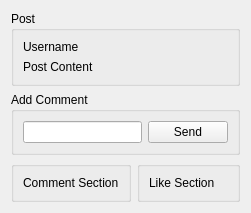
Before: the Qt Designer form Forms/viewpost.ui in Sobrah/Linkedin, drawn with Qt 5.
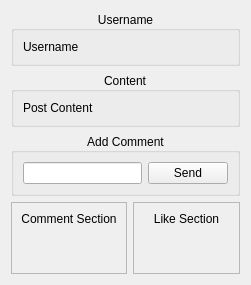
After: the same form once the commit is applied.

```diff
--- a/Forms/viewpost.ui
+++ b/Forms/viewpost.ui
@@ -7,44 +7,105 @@
     <x>0</x>
     <y>0</y>
     <width>251</width>
-    <height>200</height>
+    <height>285</height>
    </rect>
   </property>
   <property name="windowTitle">
    <string>Form</string>
   </property>
   <layout class="QGridLayout" name="gridLayout">
-   <item row="0" column="0" colspan="2">
-    <widget class="QGroupBox" name="postGroup">
-     <property name="title">
-      <string>Post</string>
+   <item row="3" column="0">
+    <widget class="QScrollArea" name="commentArea">
+     <property name="widgetResizable">
+      <bool>true</bool>
      </property>
-     <layout class="QVBoxLayout" name="verticalLayout_2">
-      <item>
-       <widget class="QLabel" name="usernameLabel">
-        <property name="text">
-         <string>Username</string>
-        </property>
-       </widget>
-      </item>
-      <item>
-       <widget class="QLabel" name="postContentLabel">
-        <property name="text">
-         <string>Post Content</string>
-        </property>
-        <property name="wordWrap">
-         <bool>true</bool>
-        </property>
-       </widget>
-      </item>
-     </layout>
+     <widget class="QWidget" name="commentContents">
+      <property name="geometry">
+       <rect>
+        <x>0</x>
+        <y>0</y>
+        <width>113</width>
+        <height>83</height>
+       </rect>
+      </property>
+      <layout class="QVBoxLayout" name="commentSectionLayout">
+       <item>
+        <widget class="QLabel" name="commentSectionLabel">
+         <property name="text">
+          <string>Comment Section</string>
+         </property>
+         <property name="alignment">
+          <set>Qt::AlignCenter</set>
+         </property>
+        </widget>
+       </item>
+       <item>
+        <spacer name="verticalSpacer_4">
+         <property name="orientation">
+          <enum>Qt::Vertical</enum>
+         </property>
+         <property name="sizeHint" stdset="0">
+          <size>
+           <width>20</width>
+           <height>40</height>
+          </size>
+         </property>
+        </spacer>
+       </item>
+      </layout>
+     </widget>
     </widget>
    </item>
-   <item row="1" column="0" colspan="2">
+   <item row="3" column="1">
+    <widget class="QScrollArea" name="likeArea">
+     <property name="widgetResizable">
+      <bool>true</bool>
+     </property>
+     <widget class="QWidget" name="likeContents">
+      <property name="geometry">
+       <rect>
+        <x>0</x>
+        <y>0</y>
+        <width>110</width>
+        <height>83</height>
+       </rect>
+      </property>
+      <layout class="QVBoxLayout" name="likeSectionLayout">
+       <item>
+        <widget class="QLabel" name="likeSectionLabel">
+         <property name="text">
+          <string>Like Section</string>
+         </property>
+         <property name="alignment">
+          <set>Qt::AlignCenter</set>
+         </property>
+        </widget>
+       </item>
+       <item>
+        <spacer name="verticalSpacer_3">
+         <property name="orientation">
+          <enum>Qt::Vertical</enum>
+         </property>
+         <property name="sizeHint" stdset="0">
+          <size>
+           <width>20</width>
+           <height>40</height>
+          </size>
+         </property>
+        </spacer>
+       </item>
+      </layout>
+     </widget>
+    </widget>
+   </item>
+   <item row="2" column="0" colspan="2">
     <widget class="QGroupBox" name="addCommentGroup">
      <property name="title">
       <string>Add Comment</string>
      </property>
+     <property name="alignment">
+      <set>Qt::AlignCenter</set>
+     </property>
      <layout class="QHBoxLayout" name="horizontalLayout">
       <item>
        <widget class="QLineEdit" name="commentTextEdit"/>
@@ -59,32 +120,41 @@
      </layout>
     </widget>
    </item>
-   <item row="2" column="1">
-    <widget class="QGroupBox" name="likeGroup">
+   <item row="1" column="0" colspan="2">
+    <widget class="QGroupBox" name="contentGroup">
      <property name="title">
-      <string/>
+      <string>Content</string>
      </property>
-     <layout class="QVBoxLayout" name="likeSectionLayout">
+     <property name="alignment">
+      <set>Qt::AlignCenter</set>
+     </property>
+     <layout class="QVBoxLayout" name="verticalLayout">
       <item>
-       <widget class="QLabel" name="likeSectionLabel">
+       <widget class="QLabel" name="postContentLabel">
         <property name="text">
-         <string>Like Section</string>
+         <string>Post Content</string>
+        </property>
+        <property name="wordWrap">
+         <bool>true</bool>
         </property>
        </widget>
       </item>
      </layout>
     </widget>
    </item>
-   <item row="2" column="0">
-    <widget class="QGroupBox" name="commentGroup">
+   <item row="0" column="0" colspan="2">
+    <widget class="QGroupBox" name="usernameGroup">
      <property name="title">
-      <string/>
+      <string>Username</string>
      </property>
-     <layout class="QVBoxLayout" name="commentSectionLayout">
+     <property name="alignment">
+      <set>Qt::AlignCenter</set>
+     </property>
+     <layout class="QVBoxLayout" name="verticalLayout_2">
       <item>
-       <widget class="QLabel" name="commentSectionLabel">
+       <widget class="QLabel" name="usernameLabel">
         <property name="text">
-         <string>Comment Section</string>
+         <string>Username</string>
         </property>
        </widget>
       </item>
```
